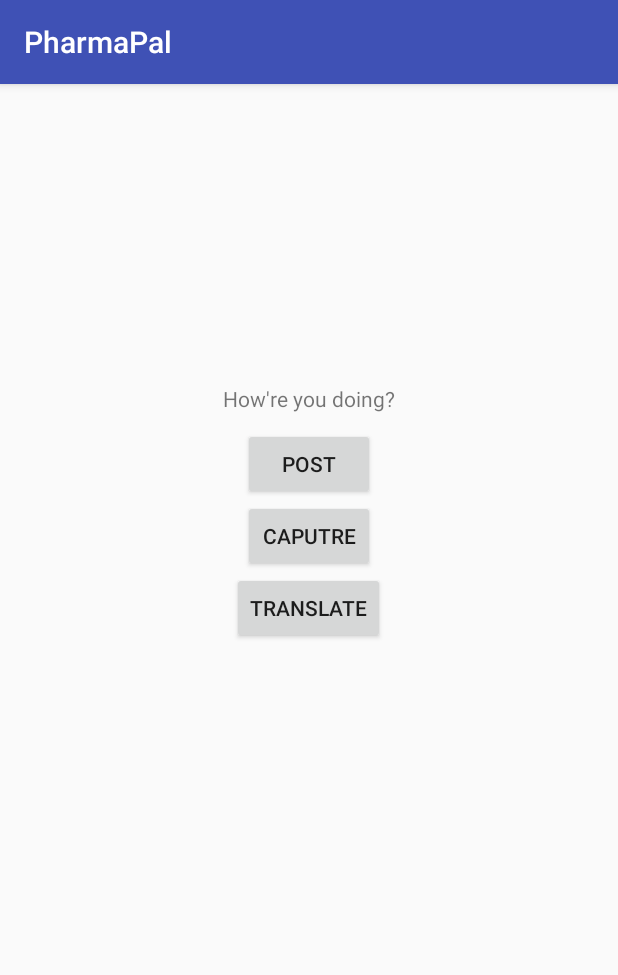
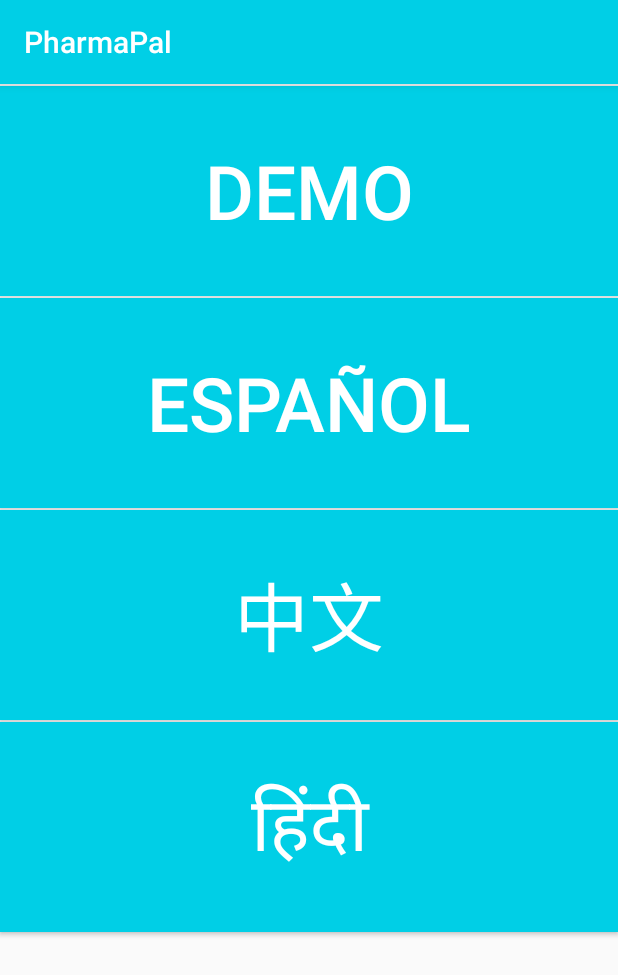
Before and after one commit to iharnoor/PharmaPal, an Android app: the screen it shows after launch (MainActivity before the commit, FirstActivity after it), on a phone screen of 412 x 824 dp. Shown: the top 975 px of the screen. Run offline under Robolectric (Android 15) with nearby library versions, the phone set to English and light mode, and no system bars.

Commit message:
Updated Works with camera directly

```diff
--- a/PharmaPal/app/src/main/AndroidManifest.xml
+++ b/PharmaPal/app/src/main/AndroidManifest.xml
@@ -19,7 +19,7 @@
         android:roundIcon="@mipmap/ic_launcher_round"
         android:supportsRtl="true"
         android:theme="@style/AppTheme">
-        <activity android:name=".MainActivity">
+        <activity android:name=".FirstActivity">
             <intent-filter>
                 <action android:name="android.intent.action.MAIN" />
 
@@ -39,8 +39,9 @@
                 tools:replace="android:resource" />
         </provider>
 
+        <activity android:name=".MainActivity" />
         <activity android:name=".Translate" />
-        <activity android:name=".AudioActivity"></activity>
+        <activity android:name=".AudioActivity" />
     </application>
 
 </manifest>
--- a/PharmaPal/app/src/main/java/com/example/hsingh9/pharmapal/AudioActivity.java
+++ b/PharmaPal/app/src/main/java/com/example/hsingh9/pharmapal/AudioActivity.java
@@ -1,13 +1,9 @@
 package com.example.hsingh9.pharmapal;
 
-import android.os.Build;
 import android.os.Bundle;
 import android.speech.tts.TextToSpeech;
-import android.support.annotation.RequiresApi;
 import android.support.v7.app.AppCompatActivity;
 import android.widget.Toast;
-
-import java.util.Locale;
 
 import static com.example.hsingh9.pharmapal.MainActivity.t1;
 
@@ -16,7 +12,6 @@ public class AudioActivity extends AppCompatActivity {
     protected void onCreate(Bundle savedInstanceState) {
         super.onCreate(savedInstanceState);
         setContentView(R.layout.activity_audio);
-
 
         String output;
         if (savedInstanceState == null) {
@@ -32,7 +27,6 @@ public class AudioActivity extends AppCompatActivity {
 
         Toast.makeText(this, "Output: " + output, Toast.LENGTH_LONG).show();
 
-
         String toSpeak = output;
         Toast.makeText(getApplicationContext(), toSpeak, Toast.LENGTH_SHORT).show();
         t1.speak(toSpeak, TextToSpeech.QUEUE_FLUSH, null);
--- /dev/null
+++ b/PharmaPal/app/src/main/java/com/example/hsingh9/pharmapal/FirstActivity.java
@@ -0,0 +1,72 @@
+package com.example.hsingh9.pharmapal;
+
+import android.content.Intent;
+import android.os.Build;
+import android.os.Bundle;
+import android.support.annotation.RequiresApi;
+import android.support.v7.app.AppCompatActivity;
+import android.view.View;
+import android.widget.Button;
+
+import java.util.Locale;
+
+public class FirstActivity extends AppCompatActivity {
+
+    private Button btnEnglish;
+    private Button btnSpanish;
+    private Button btnChinese;
+    private Button btnHindi;
+
+    @Override
+    protected void onCreate(Bundle savedInstanceState) {
+        super.onCreate(savedInstanceState);
+        setContentView(R.layout.activity_first);
+
+        btnEnglish = findViewById(R.id.btnEnglish);
+        btnChinese = findViewById(R.id.btnChinese);
+        btnHindi = findViewById(R.id.btnHindi);
+        btnSpanish = findViewById(R.id.btnSpanish);
+
+        btnEnglish.setOnClickListener(new View.OnClickListener() {
+            @Override
+            public void onClick(View v) {
+                Utils.LANGUAGE = Utils.ENGLISH;
+                Utils.LOCALE = Locale.US;
+                launchMainActivity();
+            }
+        });
+
+        btnChinese.setOnClickListener(new View.OnClickListener() {
+            @Override
+            public void onClick(View v) {
+                Utils.LANGUAGE = Utils.CHINESE;
+                Utils.LOCALE = Locale.CHINA;
+                launchMainActivity();
+            }
+        });
+
+        btnSpanish.setOnClickListener(new View.OnClickListener() {
+            @Override
+            public void onClick(View v) {
+                Utils.LANGUAGE = Utils.SPANISH;
+                Utils.LOCALE = new Locale("spa", "MEX");
+                launchMainActivity();
+            }
+        });
+
+        btnHindi.setOnClickListener(new View.OnClickListener() {
+            @RequiresApi(api = Build.VERSION_CODES.LOLLIPOP)
+            @Override
+            public void onClick(View v) {
+                Utils.LANGUAGE = Utils.HINDI;
+                Utils.LOCALE = Locale.forLanguageTag("hin");
+                launchMainActivity();
+            }
+        });
+    }
+
+    public void launchMainActivity() {
+        Intent i = new Intent(getApplicationContext(), MainActivity.class);
+        startActivity(i);
+    }
+}
--- a/PharmaPal/app/src/main/java/com/example/hsingh9/pharmapal/MainActivity.java
+++ b/PharmaPal/app/src/main/java/com/example/hsingh9/pharmapal/MainActivity.java
@@ -62,28 +62,13 @@ public class MainActivity extends AppCompatActivity {
             @Override
             public void onInit(int status) {
                 if (status != TextToSpeech.ERROR) {
-//                    Locale locSpanish = new Locale("spa", "MEX");
-//                    t1.setLanguage(locSpanish);
-//                    t1.setLanguage(Locale.CHINA);
-//                    Hindi
-                    t1.setLanguage(Locale.forLanguageTag("hin"));
+                    t1.setLanguage(Utils.LOCALE);
                 }
             }
         });
 
-        Button _btnTranslate = findViewById(R.id.btnTranslate);
         Button _btnPost = findViewById(R.id.btnPost);
         Button _btnCapture = findViewById(R.id.btnCapture);
-
-        _btnTranslate.setOnClickListener(
-                new View.OnClickListener() {
-                    @Override
-                    public void onClick(View v) {
-                        Intent intent = new Intent(getApplicationContext(), Translate.class);
-                        startActivity(intent);
-                    }
-                }
-        );
 
         if (checkPermissions()) {
             //  permissions  granted.
@@ -94,10 +79,10 @@ public class MainActivity extends AppCompatActivity {
             newdir.mkdir();
         }
 
-        _btnCapture.setOnClickListener(
-                new View.OnClickListener() {
-                    @Override
-                    public void onClick(View v) {
+//        _btnCapture.setOnClickListener(
+//                new View.OnClickListener() {
+//                    @Override
+//                    public void onClick(View v) {
 //                        dispatchTakePictureIntent();
         // and likewise.
         new Thread(new Runnable() {
@@ -114,17 +99,16 @@ public class MainActivity extends AppCompatActivity {
                     Intent cameraIntent = new Intent(MediaStore.ACTION_IMAGE_CAPTURE);
                     cameraIntent.putExtra(MediaStore.EXTRA_OUTPUT, outputFileUri);
                     startActivityForResult(cameraIntent, TAKE_PHOTO_CODE);
+
                 } catch (IOException ignored) {
                 }
             }
         }).start();
-                    }
-                }
-        );
-        _btnPost.setOnClickListener(
-                new View.OnClickListener() {
-                    @Override
-                    public void onClick(View v) {
+
+//        _btnPost.setOnClickListener(
+//                new View.OnClickListener() {
+//                    @Override
+//                    public void onClick(View v) {
         // Method 1
         JSONObject jsonObject = new JSONObject();
         img_path = Environment.getExternalStoragePublicDirectory(Environment.DIRECTORY_PICTURES) + "/picFolder/" + count + ".jpg";
@@ -148,9 +132,9 @@ public class MainActivity extends AppCompatActivity {
         intent.putExtra("output", outputFromTheServer);
         startActivity(intent);
 //                        }
-                    }
-                }
-        );
+//                    }
+//                }
+//        );
 
         Toast.makeText(this, "output: " + outputFromTheServer, Toast.LENGTH_SHORT).show();
     }
--- a/PharmaPal/app/src/main/java/com/example/hsingh9/pharmapal/Utils.java
+++ b/PharmaPal/app/src/main/java/com/example/hsingh9/pharmapal/Utils.java
@@ -1,12 +1,15 @@
 package com.example.hsingh9.pharmapal;
+
+import java.util.Locale;
 
 public class Utils {
     public static String LANGUAGE = "hin";
     //    langEnumerator = {'eng': 0, 'hin': 1, 'chi': 2, 'spn': 3}
     public static String ENGLISH = "eng";
     public static String HINDI = "hin";
-    public static String SPANISH = "spa";
+    public static String SPANISH = "spn";
     public static String CHINESE = "chi";
+    public static Locale LOCALE = Locale.UK;
 
-   public static boolean isOutputReady = false;
+    public static boolean isOutputReady = false;
 }
--- /dev/null
+++ b/PharmaPal/app/src/main/res/layout/activity_first.xml
@@ -0,0 +1,52 @@
+<?xml version="1.0" encoding="utf-8"?>
+<RelativeLayout xmlns:android="http://schemas.android.com/apk/res/android"
+    xmlns:tools="http://schemas.android.com/tools"
+    android:layout_width="match_parent"
+    android:layout_height="match_parent"
+    tools:context=".FirstActivity">
+
+    <Button
+        android:id="@+id/btnEnglish"
+        android:layout_width="match_parent"
+        android:layout_height="140dp"
+        android:layout_marginTop="1dp"
+        android:background="@color/colorPrimary"
+        android:text="DEMO"
+        android:textColor="@color/white"
+        android:textSize="50sp" />
+
+    <Button
+        android:id="@+id/btnSpanish"
+        android:layout_width="match_parent"
+        android:layout_height="140dp"
+        android:layout_below="@+id/btnEnglish"
+        android:layout_marginTop="1dp"
+        android:background="@color/colorPrimary"
+        android:text="Español"
+        android:textColor="@color/white"
+        android:textSize="50sp" />
+
+    <Button
+        android:id="@+id/btnChinese"
+        android:layout_width="match_parent"
+        android:layout_height="140dp"
+        android:layout_below="@+id/btnSpanish"
+        android:layout_marginTop="1dp"
+        android:background="@color/colorPrimary"
+        android:text="中文"
+        android:textColor="@color/white"
+        android:textSize="50sp" />
+
+    <Button
+        android:id="@+id/btnHindi"
+        android:layout_width="match_parent"
+        android:layout_height="140dp"
+        android:layout_below="@id/btnChinese"
+        android:layout_marginTop="1dp"
+        android:background="@color/colorPrimary"
+        android:text="हिंदी"
+        android:textColor="@color/white"
+        android:textSize="50sp" />
+
+
+</RelativeLayout>
--- a/PharmaPal/app/src/main/res/layout/activity_main.xml
+++ b/PharmaPal/app/src/main/res/layout/activity_main.xml
@@ -30,11 +30,4 @@
         android:layout_centerHorizontal="true"
         android:text="Caputre" />
 
-    <Button
-        android:id="@+id/btnTranslate"
-        android:layout_width="wrap_content"
-        android:layout_height="wrap_content"
-        android:layout_below="@id/btnCapture"
-        android:layout_centerHorizontal="true"
-        android:text="Translate" />
 </RelativeLayout>
--- a/PharmaPal/app/src/main/res/values/colors.xml
+++ b/PharmaPal/app/src/main/res/values/colors.xml
@@ -1,6 +1,7 @@
 <?xml version="1.0" encoding="utf-8"?>
 <resources>
-    <color name="colorPrimary">#3F51B5</color>
+    <color name="colorPrimary">#00cfe6</color>
     <color name="colorPrimaryDark">#303F9F</color>
     <color name="colorAccent">#FF4081</color>
+    <color name="white">#FFFFFF</color>
 </resources>
```
Also changed, not shown: 2 other files. Lines whose indentation alone changed are shown as unchanged.
